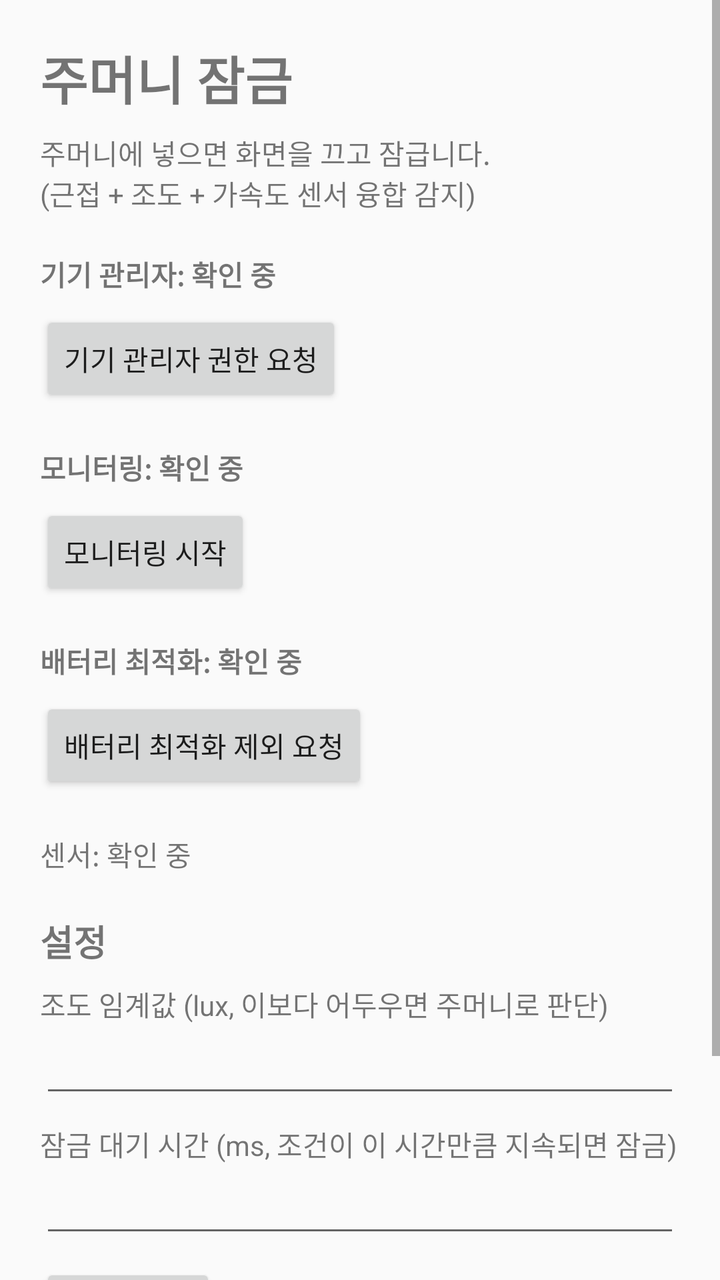
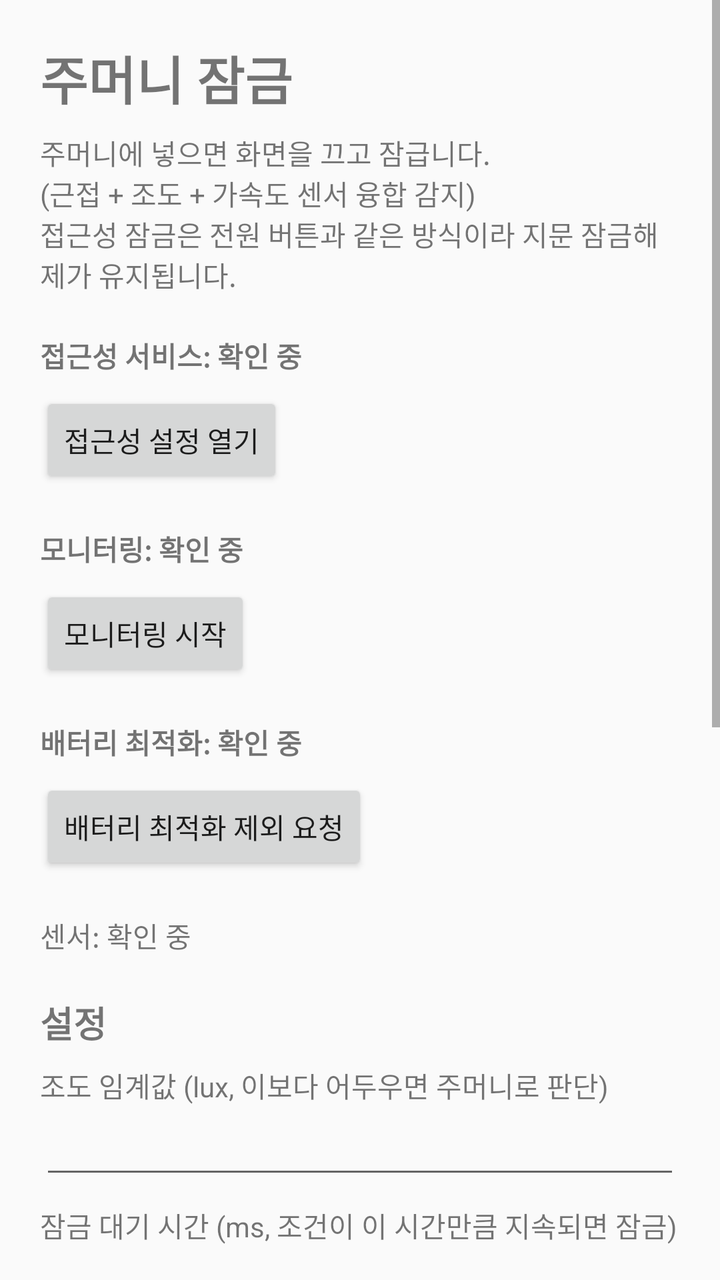

Two renders of the same Android screen: before a commit and after it. Below are the layout's source before the change and the commit's diff.
<!-- AndroidManifest.xml: application theme Theme.PocketLocker -->
<!-- res/layout/activity_main.xml -->
<?xml version="1.0" encoding="utf-8"?>
<ScrollView xmlns:android="http://schemas.android.com/apk/res/android"
    android:layout_width="match_parent"
    android:layout_height="match_parent">

    <LinearLayout
        android:layout_width="match_parent"
        android:layout_height="wrap_content"
        android:orientation="vertical"
        android:padding="20dp">

        <TextView
            android:layout_width="wrap_content"
            android:layout_height="wrap_content"
            android:text="주머니 잠금"
            android:textSize="26sp"
            android:textStyle="bold" />

        <TextView
            android:layout_width="wrap_content"
            android:layout_height="wrap_content"
            android:layout_marginTop="8dp"
            android:text="주머니에 넣으면 화면을 끄고 잠급니다.\n(근접 + 조도 + 가속도 센서 융합 감지)" />

        <TextView
            android:id="@+id/tvAdmin"
            android:layout_width="wrap_content"
            android:layout_height="wrap_content"
            android:layout_marginTop="20dp"
            android:text="기기 관리자: 확인 중"
            android:textStyle="bold" />

        <Button
            android:id="@+id/btnAdmin"
            android:layout_width="wrap_content"
            android:layout_height="wrap_content"
            android:layout_marginTop="8dp"
            android:text="기기 관리자 권한 요청" />

        <TextView
            android:id="@+id/tvService"
            android:layout_width="wrap_content"
            android:layout_height="wrap_content"
            android:layout_marginTop="20dp"
            android:text="모니터링: 확인 중"
            android:textStyle="bold" />

        <Button
            android:id="@+id/btnToggle"
            android:layout_width="wrap_content"
            android:layout_height="wrap_content"
            android:layout_marginTop="8dp"
            android:text="모니터링 시작" />

        <TextView
            android:id="@+id/tvBattery"
            android:layout_width="wrap_content"
            android:layout_height="wrap_content"
            android:layout_marginTop="20dp"
            android:text="배터리 최적화: 확인 중"
            android:textStyle="bold" />

        <Button
            android:id="@+id/btnBattery"
            android:layout_width="wrap_content"
            android:layout_height="wrap_content"
            android:layout_marginTop="8dp"
            android:text="배터리 최적화 제외 요청" />

        <TextView
            android:id="@+id/tvSensors"
            android:layout_width="wrap_content"
            android:layout_height="wrap_content"
            android:layout_marginTop="20dp"
            android:text="센서: 확인 중" />

        <TextView
            android:layout_width="wrap_content"
            android:layout_height="wrap_content"
            android:layout_marginTop="20dp"
            android:text="설정"
            android:textSize="18sp"
            android:textStyle="bold" />

        <TextView
            android:layout_width="wrap_content"
            android:layout_height="wrap_content"
            android:layout_marginTop="8dp"
            android:text="조도 임계값 (lux, 이보다 어두우면 주머니로 판단)" />

        <EditText
            android:id="@+id/etLux"
            android:layout_width="match_parent"
            android:layout_height="wrap_content"
            android:inputType="numberDecimal" />

        <TextView
            android:layout_width="wrap_content"
            android:layout_height="wrap_content"
            android:layout_marginTop="8dp"
            android:text="잠금 대기 시간 (ms, 조건이 이 시간만큼 지속되면 잠금)" />

        <EditText
            android:id="@+id/etDelay"
            android:layout_width="match_parent"
            android:layout_height="wrap_content"
            android:inputType="number" />

        <Button
            android:id="@+id/btnSave"
            android:layout_width="wrap_content"
            android:layout_height="wrap_content"
            android:layout_marginTop="8dp"
            android:text="설정 저장" />

        <TextView
            android:layout_width="wrap_content"
            android:layout_height="wrap_content"
            android:layout_marginTop="24dp"
            android:text="※ 참고: 화면이 꺼진 뒤에도 주머니에서 꺼내는 것을 감지하기 위해 부분 웨이크락을 유지합니다. 배터리 사용량이 약간 늘어날 수 있습니다."
            android:textSize="12sp" />

    </LinearLayout>
</ScrollView>
<!-- resources referenced by this layout -->
<resources>
  <style name="Theme.PocketLocker" parent="Theme.AppCompat.DayNight.NoActionBar">
      </style>
</resources>

<!-- the commit's change to res/layout/activity_main.xml (unified diff, before → after) -->
@@ -20,22 +20,22 @@
             android:layout_width="wrap_content"
             android:layout_height="wrap_content"
             android:layout_marginTop="8dp"
-            android:text="주머니에 넣으면 화면을 끄고 잠급니다.\n(근접 + 조도 + 가속도 센서 융합 감지)" />
+            android:text="주머니에 넣으면 화면을 끄고 잠급니다.\n(근접 + 조도 + 가속도 센서 융합 감지)\n접근성 잠금은 전원 버튼과 같은 방식이라 지문 잠금해제가 유지됩니다." />
 
         <TextView
-            android:id="@+id/tvAdmin"
+            android:id="@+id/tvA11y"
             android:layout_width="wrap_content"
             android:layout_height="wrap_content"
             android:layout_marginTop="20dp"
-            android:text="기기 관리자: 확인 중"
+            android:text="접근성 서비스: 확인 중"
             android:textStyle="bold" />
 
         <Button
-            android:id="@+id/btnAdmin"
+            android:id="@+id/btnA11y"
             android:layout_width="wrap_content"
             android:layout_height="wrap_content"
             android:layout_marginTop="8dp"
-            android:text="기기 관리자 권한 요청" />
+            android:text="접근성 설정 열기" />
 
         <TextView
             android:id="@+id/tvService"
@@ -116,6 +116,37 @@
         <TextView
             android:layout_width="wrap_content"
             android:layout_height="wrap_content"
+            android:layout_marginTop="20dp"
+            android:text="로그"
+            android:textSize="18sp"
+            android:textStyle="bold" />
+
+        <ScrollView
+            android:layout_width="match_parent"
+            android:layout_height="200dp"
+            android:layout_marginTop="8dp"
+            android:background="#11000000">
+
+            <TextView
+                android:id="@+id/tvLog"
+                android:layout_width="match_parent"
+                android:layout_height="wrap_content"
+                android:padding="8dp"
+                android:text="로그가 없습니다"
+                android:textSize="12sp"
+                android:fontFamily="monospace" />
+        </ScrollView>
+
+        <Button
+            android:id="@+id/btnClearLog"
+            android:layout_width="wrap_content"
+            android:layout_height="wrap_content"
+            android:layout_marginTop="8dp"
+            android:text="로그 지우기" />
+
+        <TextView
+            android:layout_width="wrap_content"
+            android:layout_height="wrap_content"
             android:layout_marginTop="24dp"
             android:text="※ 참고: 화면이 꺼진 뒤에도 주머니에서 꺼내는 것을 감지하기 위해 부분 웨이크락을 유지합니다. 배터리 사용량이 약간 늘어날 수 있습니다."
             android:textSize="12sp" />
